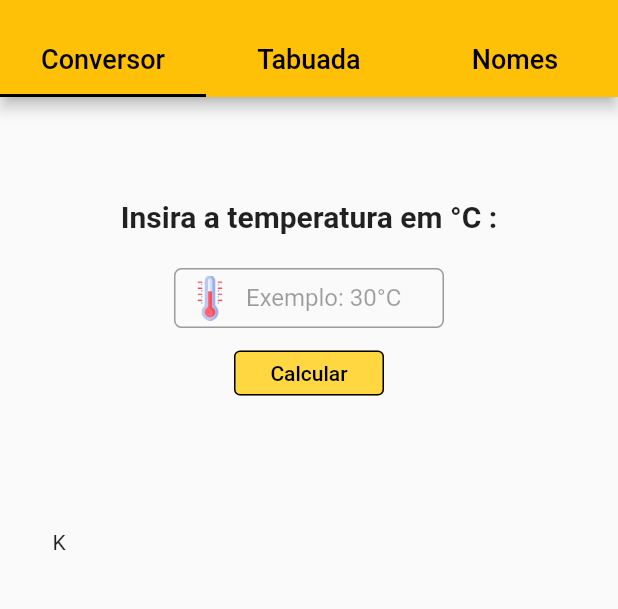
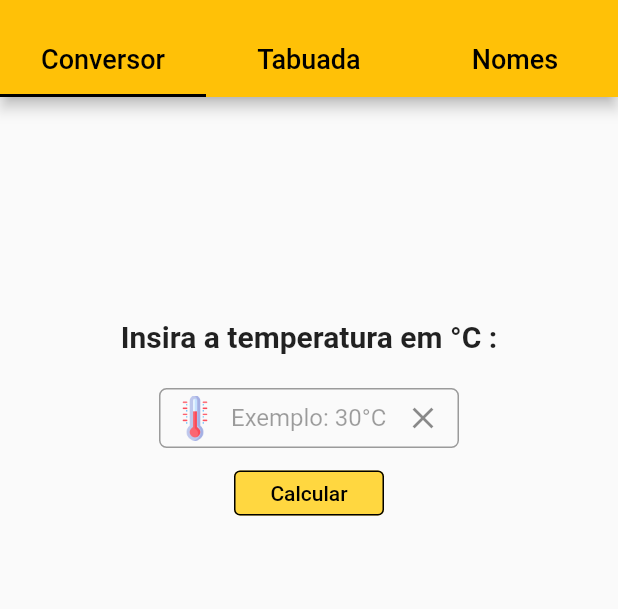
Before and after one commit to TiagoBlosfeld/Temperature-Converter, a Flutter app: the screen it shows after launch, after a tap on "Calcular", on a phone screen of 412 x 824 dp, the part 59-668 px from its top. Run offline on Flutter 3.47's test engine with Material 2 defaults, Android fonts, the phone set to English and light mode, and no system bars.

Commit message:
update 0.1

```diff
--- a/lib/pages/conversor.dart
+++ b/lib/pages/conversor.dart
@@ -1,5 +1,4 @@
 import 'dart:ui';
-
 import 'package:flutter/material.dart';
 
 class conversor extends StatefulWidget {
@@ -8,27 +7,39 @@ class conversor extends StatefulWidget {
 }
 
 class _conversorState extends State<conversor> {
-  TextEditingController graus = new TextEditingController();
+  TextEditingController graus = TextEditingController();
+  @override
+  void dispose() {
+    // Clean up the controller when the widget is disposed.
+    graus.dispose();
+    super.dispose();
+  }
+
   @override
   Widget build(BuildContext context) {
-    return Container(
-      margin: EdgeInsets.only(top: 60, left: 20, right: 20, bottom: 20),
+    return Scaffold(
+      body: Container(
+        margin: const EdgeInsets.only(top: 60, left: 20, right: 20, bottom: 20),
         child: Column(
           children: [
+            SizedBox(
+              height: 80,
+            ),
             Row(
               mainAxisAlignment: MainAxisAlignment.center,
               children: [
                 Container(
-                decoration: BoxDecoration(
+                  decoration: const BoxDecoration(
                     borderRadius: BorderRadius.all(
                       Radius.circular(10),
                     ),
                   ),
-                child: Padding(
-                  padding: const EdgeInsets.all(8.0),
+                  child: const Padding(
+                    padding: EdgeInsets.all(8.0),
                     child: Text(
                       'Insira a temperatura em °C :',
-                    style: TextStyle(fontWeight: FontWeight.bold, fontSize: 20),
+                      style:
+                          TextStyle(fontWeight: FontWeight.bold, fontSize: 20),
                     ),
                   ),
                 ),
@@ -36,16 +47,20 @@ class _conversorState extends State<conversor> {
             ),
             Container(
               margin: EdgeInsets.all(15),
-            width: 180,
+              width: 200,
               height: 40,
               child: TextField(
                 controller: graus,
                 textAlign: TextAlign.left,
                 decoration: InputDecoration(
-                contentPadding:
-                    EdgeInsets.only(top: 8, bottom: 8, left: 0, right: 0),
+                  suffixIcon: IconButton(
+                    onPressed: () => graus.clear(),
+                    icon: Icon(Icons.close),
+                  ),
+                  contentPadding: const EdgeInsets.only(
+                      top: 8, bottom: 8, left: 0, right: 0),
                   hintText: 'Exemplo: 30°C',
-                hintStyle: TextStyle(
+                  hintStyle: const TextStyle(
                     color: Colors.black38,
                   ),
                   prefixIcon: Container(
@@ -72,7 +87,56 @@ class _conversorState extends State<conversor> {
                   side: BorderSide(width: 1, color: Colors.black),
                 ),
                 onPressed: () {
-                print('${graus.text}');
+                  double grausint = double.parse(graus.text);
+                  double kelvin = grausint + 273;
+                  double reaumur = grausint * 0.8;
+                  double rankine = (grausint * 1.8) + 32 + 459.67;
+                  double fahren = (grausint * 1.8) + 32;
+
+                  showDialog(
+                    context: context,
+                    builder: (context) {
+                      String reaumur1 = reaumur.toStringAsFixed(2);
+                      String rankine1 = rankine.toStringAsFixed(2);
+                      String fahren1 = fahren.toStringAsFixed(2);
+
+                      return AlertDialog(
+                        insetPadding: EdgeInsets.all(10),
+                        title: Text(
+                          'As conversões de ${graus.text}°C são:',
+                          style: TextStyle(fontSize: 18),
+                        ),
+                        content: Container(
+                          width: 300,
+                          height: 200,
+                          child: Column(
+                            children: [
+                              SizedBox(
+                                height: 15,
+                              ),
+                              Text(
+                                  'Kelvin : ${graus.text}°C é igual a $kelvin K'),
+                              SizedBox(
+                                height: 20,
+                              ),
+                              Text(
+                                  'Réaumur : ${graus.text}°C é igual a $reaumur1 Re'),
+                              SizedBox(
+                                height: 20,
+                              ),
+                              Text(
+                                  'Rankine : ${graus.text}°C é igual a $rankine1 Ra'),
+                              SizedBox(
+                                height: 20,
+                              ),
+                              Text(
+                                  'Fahrenheit : ${graus.text}°C é igual a $fahren1 F'),
+                            ],
+                          ),
+                        ),
+                      );
+                    },
+                  );
                 },
                 child: Container(
                   child: Text('Calcular'),
@@ -82,22 +146,12 @@ class _conversorState extends State<conversor> {
             SizedBox(
               height: 75,
             ),
-          Container(
-            padding: EdgeInsets.all(15),
-            height: 200,
-            width: double.infinity,
-            child: Column(
-              children: [
-                Row(
-                  children: [
-                    Text('K'),
-                  ],
+            Column(
+              children: [],
             ),
           ],
         ),
       ),
-        ],
-      ),
     );
   }
 }
```
Lines whose indentation alone changed are shown as unchanged.
